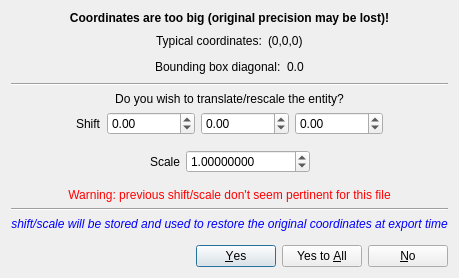
First picture: the form in libs/qCC_io/ui_templates/shiftAndScaleCloudDlg.ui, repository CloudCompare/CloudCompare, before the edit.
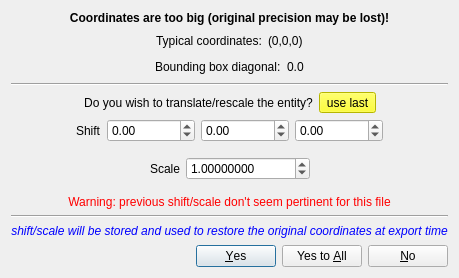
Second picture: the form after the edit.

Commit message: New button 'use last' on the 'global shift/scale' popup dialog

Diff of the .ui file:
```diff
--- a/libs/qCC_io/ui_templates/shiftAndScaleCloudDlg.ui
+++ b/libs/qCC_io/ui_templates/shiftAndScaleCloudDlg.ui
@@ -148,6 +148,21 @@
     </widget>
    </item>
    <item>
+    <layout class="QHBoxLayout" name="horizontalLayout">
+     <item>
+      <spacer name="horizontalSpacer_10">
+       <property name="orientation">
+        <enum>Qt::Horizontal</enum>
+       </property>
+       <property name="sizeHint" stdset="0">
+        <size>
+         <width>40</width>
+         <height>20</height>
+        </size>
+       </property>
+      </spacer>
+     </item>
+     <item>
     <widget class="QLabel" name="label_2">
      <property name="text">
       <string>Do you wish to translate/rescale the entity?</string>
@@ -156,6 +171,31 @@
       <set>Qt::AlignCenter</set>
      </property>
     </widget>
+     </item>
+     <item>
+      <widget class="QToolButton" name="useLastToolButton">
+       <property name="styleSheet">
+        <string notr="true">background-color:yellow; color:black;</string>
+       </property>
+       <property name="text">
+        <string>use last</string>
+       </property>
+      </widget>
+     </item>
+     <item>
+      <spacer name="horizontalSpacer_9">
+       <property name="orientation">
+        <enum>Qt::Horizontal</enum>
+       </property>
+       <property name="sizeHint" stdset="0">
+        <size>
+         <width>40</width>
+         <height>20</height>
+        </size>
+       </property>
+      </spacer>
+     </item>
+    </layout>
    </item>
    <item>
     <layout class="QHBoxLayout" name="shiftFrame">
```
Lines whose indentation alone changed are shown as unchanged. The commit also changes 2 other files.
